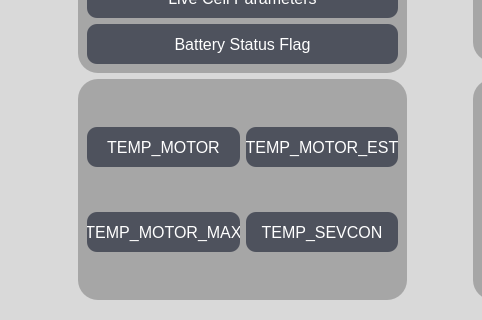
This is secdialog.ui in Rem-Ihu/rem-ng-assist as Qt 5 draws it before an edit; both pictures show x 0 to 482 and y 400 to 720 of the 1280 by 720 pixel window. The edited form follows.
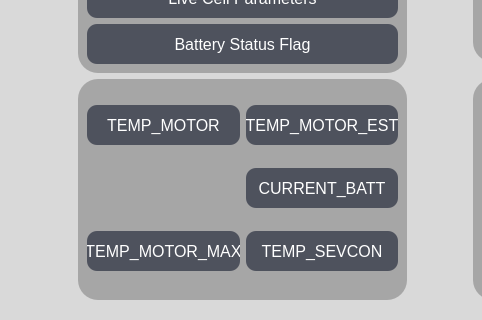
This is the edited form.

The edit to the form file:
```diff
--- a/secdialog.ui
+++ b/secdialog.ui
@@ -1165,7 +1165,34 @@
             </property>
            </widget>
           </item>
-          <item row="1" column="0">
+          <item row="1" column="1">
+           <widget class="QPushButton" name="battery_input_12">
+            <property name="minimumSize">
+             <size>
+              <width>0</width>
+              <height>40</height>
+             </size>
+            </property>
+            <property name="sizeIncrement">
+             <size>
+              <width>0</width>
+              <height>100</height>
+             </size>
+            </property>
+            <property name="cursor">
+             <cursorShape>PointingHandCursor</cursorShape>
+            </property>
+            <property name="styleSheet">
+             <string notr="true">background-color:rgb(78, 82, 93);
+color:white;
+border-radius:10px;</string>
+            </property>
+            <property name="text">
+             <string>CURRENT_BATT</string>
+            </property>
+           </widget>
+          </item>
+          <item row="2" column="0">
            <widget class="QPushButton" name="battery_input_3">
             <property name="minimumSize">
              <size>
@@ -1192,7 +1219,7 @@
             </property>
            </widget>
           </item>
-          <item row="1" column="1">
+          <item row="2" column="1">
            <widget class="QPushButton" name="battery_input_4">
             <property name="minimumSize">
              <size>
```
